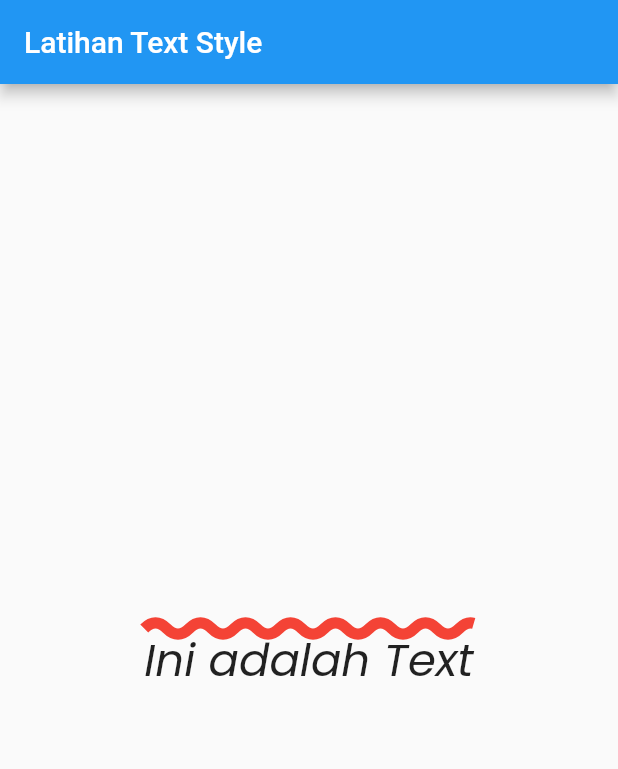
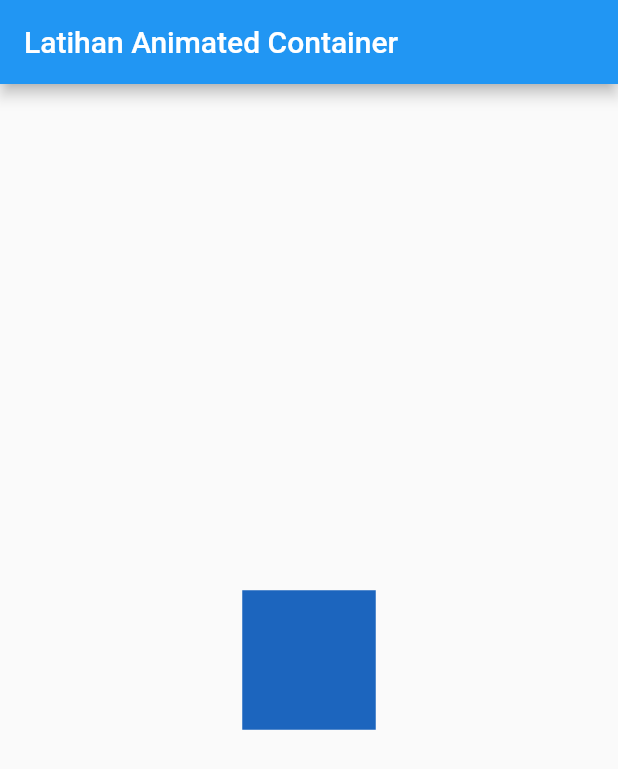
Before and after one commit to bayunugrraha/flutter_example, a Flutter app: the screen it shows after launch, on a phone screen of 412 x 824 dp. Shown: the top 769 px of the screen. Run offline on Flutter 3.47's test engine with Material 2 defaults, Android fonts, the phone set to English and light mode, and no system bars.

Commit message:
animated container & gesture detector

```diff
--- a/lib/main.dart
+++ b/lib/main.dart
@@ -1,28 +1,37 @@
+import 'dart:math';
 import 'dart:ui';
 
 import 'package:flutter/material.dart';
 
 void main() => runApp(MyApp());
 
-class MyApp extends StatelessWidget {
+class MyApp extends StatefulWidget {
+  @override
+  _MyAppState createState() => _MyAppState();
+}
+
+class _MyAppState extends State<MyApp> {
+  Random random = Random();
+
   @override
   Widget build(BuildContext context) {
     return MaterialApp(
       home: Scaffold(
         appBar: AppBar(
-          title: Text("Latihan Text Style"),
+          title: Text("Latihan Animated Container"),
         ),
         body: Center(
-          child: Text(
-            "Ini adalah Text",
-            style: TextStyle(
-                fontFamily: "Poppins",
-                fontStyle: FontStyle.italic,
-                fontSize: 30,
-                decoration: TextDecoration.overline,
-                decorationColor: Colors.red,
-                decorationThickness: 5,
-                decorationStyle: TextDecorationStyle.wavy),
+          child: GestureDetector(
+            onTap: () {
+              setState(() {});
+            },
+            child: AnimatedContainer(
+              color: Color.fromARGB(255, random.nextInt(256),
+                  random.nextInt(256), random.nextInt(256)),
+              duration: Duration(seconds: 1),
+              width: 50.0 + random.nextInt(101),
+              height: 50.0 + random.nextInt(101),
+            ),
           ),
         ),
       ),
```
